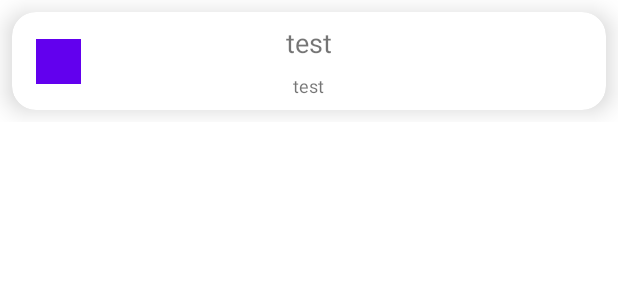
After one commit to Jangjoonmo/mp-android-project-2022, an Android app: the layout item.xml on its own in the app's theme, with its tools: preview values and no code run, on a phone screen of 412 x 824 dp. The commit adds this screen. Shown: the top 300 px of the screen. Run offline under Robolectric (Android 15) with nearby library versions, the phone set to English and light mode, and no system bars.

Commit message:
Add RecyclerView for ClassroomList from database

```diff
--- /dev/null
+++ b/app/src/main/res/layout/item.xml
@@ -0,0 +1,69 @@
+<?xml version="1.0" encoding="utf-8"?>
+<androidx.constraintlayout.widget.ConstraintLayout xmlns:android="http://schemas.android.com/apk/res/android"
+    xmlns:app="http://schemas.android.com/apk/res-auto"
+    xmlns:tools="http://schemas.android.com/tools"
+    android:layout_width="match_parent"
+    android:layout_height="wrap_content">
+
+    <androidx.cardview.widget.CardView
+        android:layout_width="match_parent"
+        android:layout_height="wrap_content"
+        android:layout_margin="8dp"
+        app:cardBackgroundColor="@color/white"
+        app:cardCornerRadius="16dp"
+        app:cardElevation="10dp"
+        app:layout_constraintBottom_toBottomOf="parent"
+        app:layout_constraintEnd_toEndOf="parent"
+        app:layout_constraintStart_toStartOf="parent"
+        app:layout_constraintTop_toTopOf="parent">
+
+        <androidx.constraintlayout.widget.ConstraintLayout
+            android:layout_width="match_parent"
+            android:layout_height="match_parent">
+
+            <TextView
+                android:id="@+id/class_id"
+                android:layout_width="30dp"
+                android:layout_height="30dp"
+                android:layout_marginStart="16dp"
+                android:layout_marginLeft="16dp"
+                android:background="@color/purple_500"
+                android:gravity="center"
+                android:textColor="#FFFFFF"
+                android:textSize="24sp"
+                app:layout_constraintBottom_toBottomOf="parent"
+                app:layout_constraintStart_toStartOf="parent"
+                app:layout_constraintTop_toTopOf="parent" />
+
+            <LinearLayout
+                android:layout_width="match_parent"
+                android:layout_height="match_parent"
+                android:gravity="center"
+                android:orientation="vertical"
+                app:layout_constraintBottom_toBottomOf="parent"
+                app:layout_constraintEnd_toEndOf="parent"
+                app:layout_constraintStart_toStartOf="parent"
+                app:layout_constraintTop_toTopOf="parent">
+
+                <TextView
+                    android:id="@+id/class_name"
+                    android:layout_width="wrap_content"
+                    android:layout_height="wrap_content"
+                    android:layout_marginTop="8dp"
+                    android:layout_marginBottom="8dp"
+                    android:textSize="18sp"
+                    tools:text="test" />
+
+                <TextView
+                    android:id="@+id/teacher_in_charge"
+                    android:layout_width="wrap_content"
+                    android:layout_height="wrap_content"
+                    android:layout_marginBottom="8dp"
+                    android:textSize="12sp"
+                    tools:text="test" />
+            </LinearLayout>
+
+        </androidx.constraintlayout.widget.ConstraintLayout>
+
+    </androidx.cardview.widget.CardView>
+</androidx.constraintlayout.widget.ConstraintLayout>
```
Also changed, not shown: app/src/main/java/com/example/parentsletterproject/action/ClassAdapter.java (added, +59 -0 lines), app/src/main/java/com/example/parentsletterproject/action/ListViewAdapter.java (deleted, +0 -74 lines), app/src/main/java/com/example/parentsletterproject/action/ListViewItem.java (deleted, +0 -23 lines), app/src/main/java/com/example/parentsletterproject/activity/TeacherClassManagementActivity.java (+42 -23 lines), app/src/main/java/com/example/parentsletterproject/server/ClassModel.java (deleted, +0 -33 lines), app/src/main/java/com/example/parentsletterproject/server/ClassroomList.java (added, +53 -0 lines), app/src/main/java/com/example/parentsletterproject/server/JsonApi.java (deleted, +0 -20 lines), app/src/main/java/com/example/parentsletterproject/server/RetrofitClient.java (added, +31 -0 lines), app/src/main/java/com/example/parentsletterproject/server/RetrofitInterface.java (added, +17 -0 lines), app/src/main/res/layout/activity_teacher_class_management.xml (+6 -6 lines), app/src/main/res/layout/listview_item.xml (deleted, +0 -55 lines).
